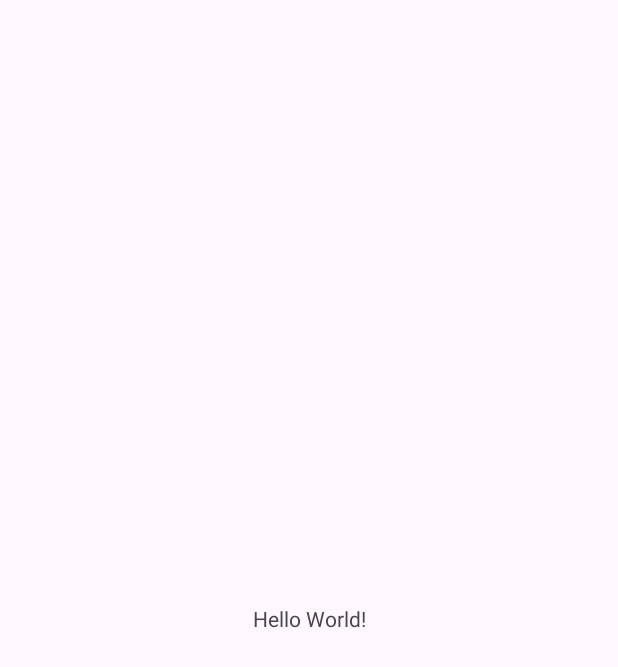
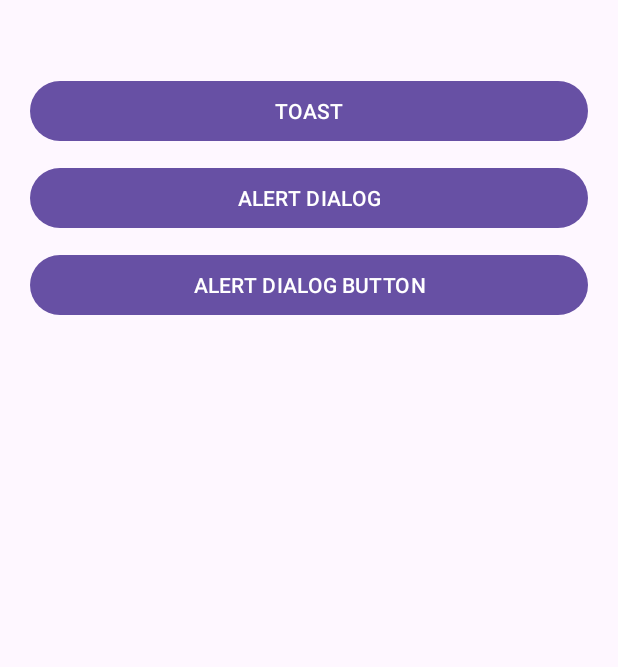
Before and after one commit to MuhammadIzzataArkananta/android-studio, an Android app: the screen it shows after launch (MainActivity), on a phone screen of 412 x 824 dp. Before the commit the part shown is almost empty. Shown: the top 667 px of the screen. Run offline under Robolectric (Android 15) with nearby library versions, the phone set to English and light mode, and no system bars.

Commit message:
14. Android Studio Untuk Siswa SMK - Android Message Dialog
android studio

```diff
--- a/MessageDialog/app/src/main/res/layout/activity_main.xml
+++ b/MessageDialog/app/src/main/res/layout/activity_main.xml
@@ -1,19 +1,40 @@
 <?xml version="1.0" encoding="utf-8"?>
-<androidx.constraintlayout.widget.ConstraintLayout xmlns:android="http://schemas.android.com/apk/res/android"
+<LinearLayout xmlns:android="http://schemas.android.com/apk/res/android"
     xmlns:app="http://schemas.android.com/apk/res-auto"
     xmlns:tools="http://schemas.android.com/tools"
     android:id="@+id/main"
     android:layout_width="match_parent"
     android:layout_height="match_parent"
+    android:orientation="vertical"
     tools:context=".MainActivity">
 
-    <TextView
-        android:layout_width="wrap_content"
+    <Button
+        android:id="@+id/btnToast"
+        android:layout_width="match_parent"
         android:layout_height="wrap_content"
-        android:text="Hello World!"
-        app:layout_constraintBottom_toBottomOf="parent"
-        app:layout_constraintEnd_toEndOf="parent"
-        app:layout_constraintStart_toStartOf="parent"
-        app:layout_constraintTop_toTopOf="parent" />
+        android:layout_marginLeft="20dp"
+        android:layout_marginTop="50dp"
+        android:layout_marginRight="20dp"
+        android:onClick="btnToast"
+        android:text="TOAST" />
 
-</androidx.constraintlayout.widget.ConstraintLayout>
+    <Button
+        android:id="@+id/btnAlert"
+        android:layout_width="match_parent"
+        android:layout_height="wrap_content"
+        android:layout_marginLeft="20dp"
+        android:layout_marginTop="10dp"
+        android:layout_marginRight="20dp"
+        android:onClick="btnAlert"
+        android:text="ALERT DIALOG" />
+
+    <Button
+        android:id="@+id/btnAlertDialogButton"
+        android:layout_width="match_parent"
+        android:layout_height="wrap_content"
+        android:layout_marginLeft="20dp"
+        android:layout_marginTop="10dp"
+        android:layout_marginRight="20dp"
+        android:onClick="btnAlertDialogButton"
+        android:text="ALERT DIALOG BUTTON" />
+</LinearLayout>
```
Also changed, not shown: MessageDialog/app/src/main/java/com/komputerkit/messagedialog/MainActivity.java (+40 -23 lines).
